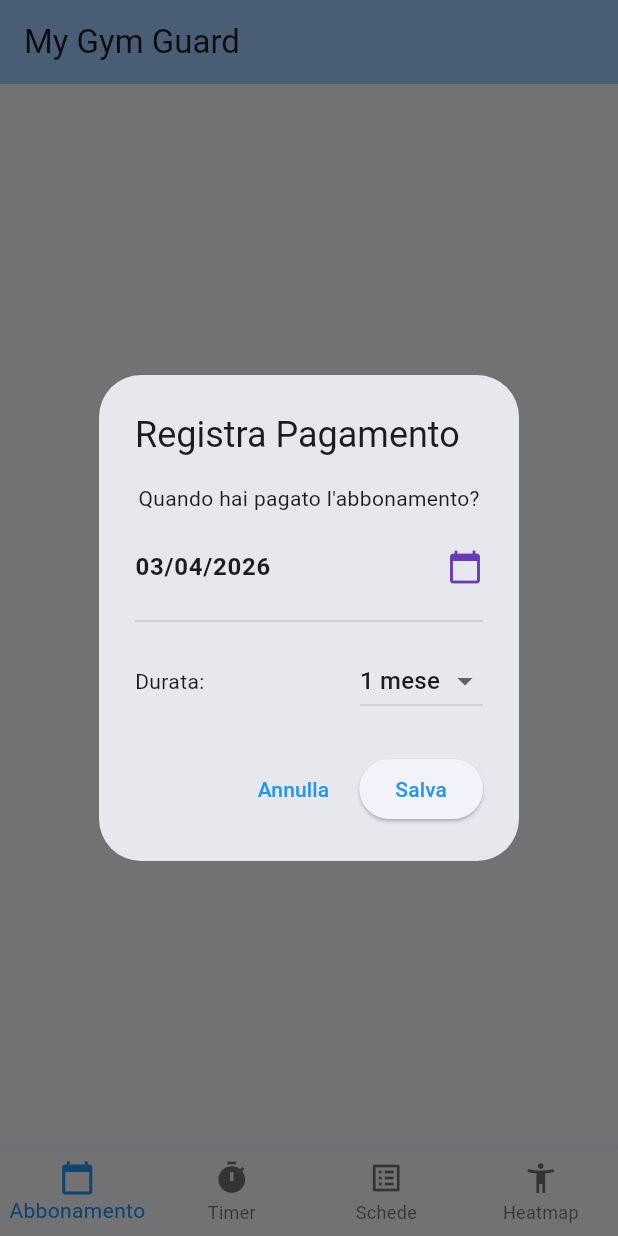
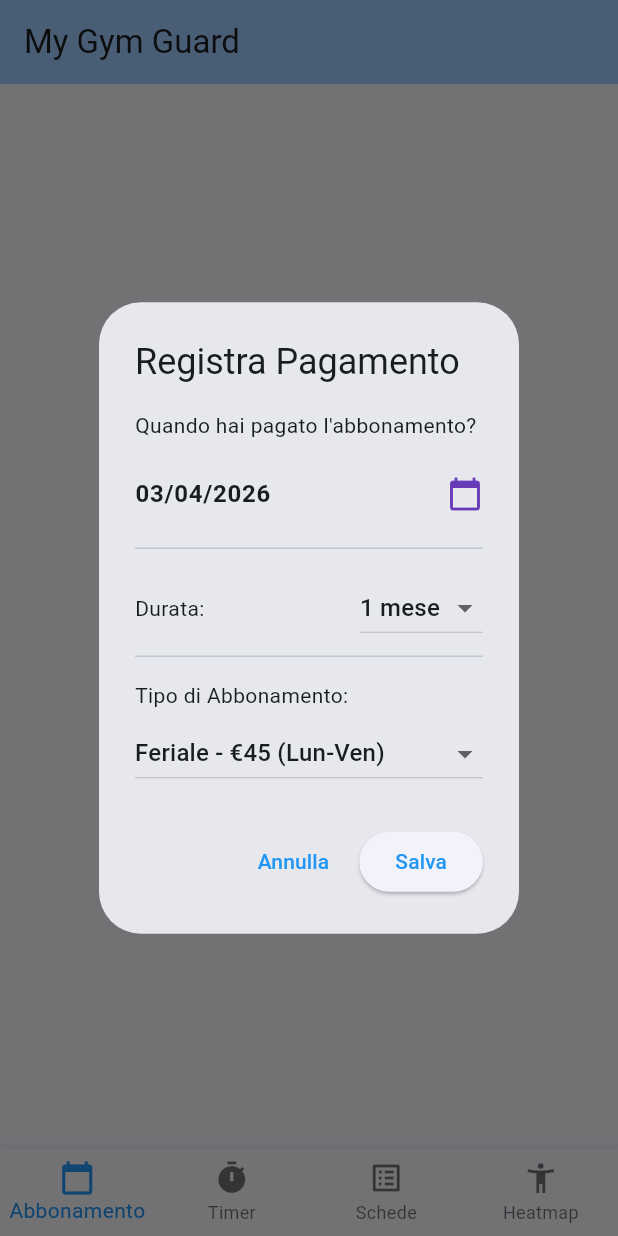
Before and after one commit to timothy-giolito/MyGymGuard, a Flutter app: the screen it shows after launch, after a tap on "Registra Pagamento", on a phone screen of 412 x 824 dp. Run offline on Flutter 3.47's test engine with Material 3 defaults, Android fonts, the phone set to English and light mode, and no system bars; our stand-ins replace file_picker, hive_flutter, image_picker, open_filex; accounts and stored records are empty.

Commit message:
subscription type

```diff
--- a/lib/providers/abbonamento_provider.dart
+++ b/lib/providers/abbonamento_provider.dart
@@ -1,12 +1,18 @@
 import 'package:flutter/material.dart';
 import 'package:hive_flutter/hive_flutter.dart';
+
+// Definiamo i due tipi di abbonamento possibili
+enum TipoAbbonamento { feriale, completo }
 
 class AbbonamentoProvider extends ChangeNotifier {
   DateTime? _dataPagamento;
   int _durataMesi = 1;
+  // Impostiamo di default l'abbonamento feriale
+  TipoAbbonamento _tipoAbbonamento = TipoAbbonamento.feriale;
 
   DateTime? get dataPagamento => _dataPagamento;
   int get durataMesi => _durataMesi;
+  TipoAbbonamento get tipoAbbonamento => _tipoAbbonamento;
 
   DateTime? get dataScadenza {
     if (_dataPagamento == null) return null;
@@ -17,7 +23,7 @@ class AbbonamentoProvider extends ChangeNotifier {
     );
   }
 
-  // NUOVO: Calcola SOLO i giorni feriali (Lunedì - Venerdì)
+  // Modificato per calcolare i giorni in base al tipo di abbonamento
   int get giorniRimanenti {
     if (dataScadenza == null) return 0;
 
@@ -30,9 +36,14 @@ class AbbonamentoProvider extends ChangeNotifier {
 
     // Cicla giorno per giorno fino alla scadenza
     while (giornoCorrente.isBefore(dataScadenza!)) {
-      // 1 = Lunedì, 5 = Venerdì, 6 = Sabato, 7 = Domenica
-      if (giornoCorrente.weekday >= 1 && giornoCorrente.weekday <= 5) {
+      if (_tipoAbbonamento == TipoAbbonamento.completo) {
+        // Se è completo, contiamo tutti i giorni
         giorniUtili++;
+      } else {
+        // Se è feriale, contiamo solo dal Lunedì (1) al Venerdì (5)
+        if (giornoCorrente.weekday >= 1 && giornoCorrente.weekday <= 5) {
+          giorniUtili++;
+        }
       }
       giornoCorrente = giornoCorrente.add(const Duration(days: 1));
     }
@@ -40,15 +51,20 @@ class AbbonamentoProvider extends ChangeNotifier {
     return giorniUtili;
   }
 
-  // Verifica se l'abbonamento non è scaduto
+  // Verifica se l'abbonamento non è scaduto (indipendentemente dai giorni della settimana)
   bool get isAttivo {
     if (dataScadenza == null) return false;
     return dataScadenza!.isAfter(DateTime.now());
   }
 
-  // NUOVO: Verifica se l'abbonamento è attivo E oggi è tra Lunedì e Venerdì
+  // Modificato: Verifica se oggi l'utente può entrare in base al tipo di abbonamento
   bool get possoEntrareOggi {
     if (!isAttivo) return false;
+
+    // Se ha l'abbonamento completo, può sempre entrare
+    if (_tipoAbbonamento == TipoAbbonamento.completo) return true;
+
+    // Se ha l'abbonamento feriale, controlliamo che sia tra Lunedì e Venerdì
     final giornoDellaSettimana = DateTime.now().weekday;
     return giornoDellaSettimana >= 1 && giornoDellaSettimana <= 5;
   }
@@ -61,6 +77,7 @@ class AbbonamentoProvider extends ChangeNotifier {
     var box = Hive.box('myGymBox');
     String? dataString = box.get('data_pagamento');
     int? mesi = box.get('durata_mesi');
+    int? tipoIndex = box.get('tipo_abbonamento'); // Recuperiamo il tipo salvato
 
     if (dataString != null) {
       _dataPagamento = DateTime.parse(dataString);
@@ -68,16 +85,26 @@ class AbbonamentoProvider extends ChangeNotifier {
     if (mesi != null) {
       _durataMesi = mesi;
     }
+    if (tipoIndex != null) {
+      // Convertiamo l'indice salvato nell'enum corrispondente
+      _tipoAbbonamento = TipoAbbonamento.values[tipoIndex];
+    }
     notifyListeners();
   }
 
-  void registraPagamento(DateTime data, int mesi) {
+  // Modificato: ora accetta anche il tipo di abbonamento
+  void registraPagamento(DateTime data, int mesi, TipoAbbonamento tipo) {
     _dataPagamento = data;
     _durataMesi = mesi;
+    _tipoAbbonamento = tipo;
 
     var box = Hive.box('myGymBox');
     box.put('data_pagamento', data.toIso8601String());
     box.put('durata_mesi', mesi);
+    box.put(
+      'tipo_abbonamento',
+      tipo.index,
+    ); // Salviamo l'indice dell'enum (0 o 1)
 
     notifyListeners();
   }
--- a/lib/screens/pagina_abbonamento.dart
+++ b/lib/screens/pagina_abbonamento.dart
@@ -11,6 +11,10 @@ class PaginaAbbonamento extends StatelessWidget {
     // Valori iniziali quando apri il popup
     DateTime dataSelezionata = DateTime.now();
     int mesiSelezionati = 1;
+    // Impostiamo il tipo iniziale leggendolo dal provider (o feriale come default)
+    TipoAbbonamento tipoSelezionato = context
+        .read<AbbonamentoProvider>()
+        .tipoAbbonamento;
 
     showDialog(
       context: context,
@@ -18,8 +22,10 @@ class PaginaAbbonamento extends StatelessWidget {
         builder: (context, setStateDialog) {
           return AlertDialog(
             title: const Text('Registra Pagamento'),
-            content: Column(
+            content: SingleChildScrollView(
+              child: Column(
                 mainAxisSize: MainAxisSize.min,
+                crossAxisAlignment: CrossAxisAlignment.start,
                 children: [
                   const Text("Quando hai pagato l'abbonamento?"),
                   const SizedBox(height: 8),
@@ -38,10 +44,8 @@ class PaginaAbbonamento extends StatelessWidget {
                       DateTime? picked = await showDatePicker(
                         context: context,
                         initialDate: dataSelezionata,
-                      firstDate: DateTime(
-                        2020,
-                      ), // Puoi inserire pagamenti vecchi
-                      lastDate: DateTime.now(), // Fino ad oggi
+                        firstDate: DateTime(2020),
+                        lastDate: DateTime.now(),
                       );
                       if (picked != null) {
                         setStateDialog(() {
@@ -62,7 +66,9 @@ class PaginaAbbonamento extends StatelessWidget {
                         items: [1, 3, 6, 12].map((int value) {
                           return DropdownMenuItem<int>(
                             value: value,
-                          child: Text("$value ${value == 1 ? 'mese' : 'mesi'}"),
+                            child: Text(
+                              "$value ${value == 1 ? 'mese' : 'mesi'}",
+                            ),
                           );
                         }).toList(),
                         onChanged: (int? newValue) {
@@ -75,7 +81,34 @@ class PaginaAbbonamento extends StatelessWidget {
                       ),
                     ],
                   ),
+                  const Divider(),
+                  const SizedBox(height: 8),
+                  const Text("Tipo di Abbonamento:"),
+                  const SizedBox(height: 5),
+                  // NUOVO: Selettore del tipo di abbonamento
+                  DropdownButton<TipoAbbonamento>(
+                    isExpanded: true,
+                    value: tipoSelezionato,
+                    items: const [
+                      DropdownMenuItem(
+                        value: TipoAbbonamento.feriale,
+                        child: Text("Feriale - €45 (Lun-Ven)"),
+                      ),
+                      DropdownMenuItem(
+                        value: TipoAbbonamento.completo,
+                        child: Text("Completo - €50 (Lun-Dom)"),
+                      ),
                     ],
+                    onChanged: (TipoAbbonamento? newValue) {
+                      if (newValue != null) {
+                        setStateDialog(() {
+                          tipoSelezionato = newValue;
+                        });
+                      }
+                    },
+                  ),
+                ],
+              ),
             ),
             actions: [
               TextButton(
@@ -84,10 +117,11 @@ class PaginaAbbonamento extends StatelessWidget {
               ),
               ElevatedButton(
                 onPressed: () {
-                  // Salviamo i dati nel Provider!
+                  // Salviamo i dati nel Provider passando anche il tipo!
                   context.read<AbbonamentoProvider>().registraPagamento(
                     dataSelezionata,
                     mesiSelezionati,
+                    tipoSelezionato,
                   );
                   Navigator.pop(context); // Chiude il popup
                 },
@@ -118,10 +152,21 @@ class PaginaAbbonamento extends StatelessWidget {
         iconaStato = Icons.check_circle;
       } else {
         coloreStato = Colors.orange;
-        testoStato = "Oggi Non Puoi Accedere\n(Solo Lun-Ven)";
+        testoStato = "Oggi Non Puoi Accedere\n(Il tuo piano è solo Lun-Ven)";
         iconaStato = Icons.lock_clock;
       }
     }
+
+    // Prepariamo l'etichetta per i giorni rimanenti
+    String testoGiorni = abbProvider.tipoAbbonamento == TipoAbbonamento.completo
+        ? "Giorni rimanenti totali:"
+        : "Giorni utili rimanenti (Lun-Ven):";
+
+    // Mostriamo che tipo di abbonamento è attivo
+    String etichettaTipo =
+        abbProvider.tipoAbbonamento == TipoAbbonamento.completo
+        ? "Completo (Lun-Dom)"
+        : "Feriale (Lun-Ven)";
 
     return Scaffold(
       body: Center(
@@ -143,6 +188,14 @@ class PaginaAbbonamento extends StatelessWidget {
 
             // Dettagli delle date
             if (pagamento != null) ...[
+              Chip(
+                label: Text(
+                  "Piano: $etichettaTipo",
+                  style: const TextStyle(fontWeight: FontWeight.bold),
+                ),
+                backgroundColor: Colors.deepPurple.withOpacity(0.1),
+              ),
+              const SizedBox(height: 15),
               Text(
                 "Ultimo pagamento: ${DateFormat('dd/MM/yyyy').format(pagamento)}",
                 style: const TextStyle(fontSize: 14, color: Colors.grey),
@@ -157,7 +210,7 @@ class PaginaAbbonamento extends StatelessWidget {
               ),
               const SizedBox(height: 5),
               Text(
-                "Giorni utili rimanenti (Lun-Ven): ${abbProvider.giorniRimanenti}",
+                "$testoGiorni ${abbProvider.giorniRimanenti}",
                 style: const TextStyle(fontSize: 16),
               ),
             ] else ...[
```
Lines whose indentation alone changed are shown as unchanged.
